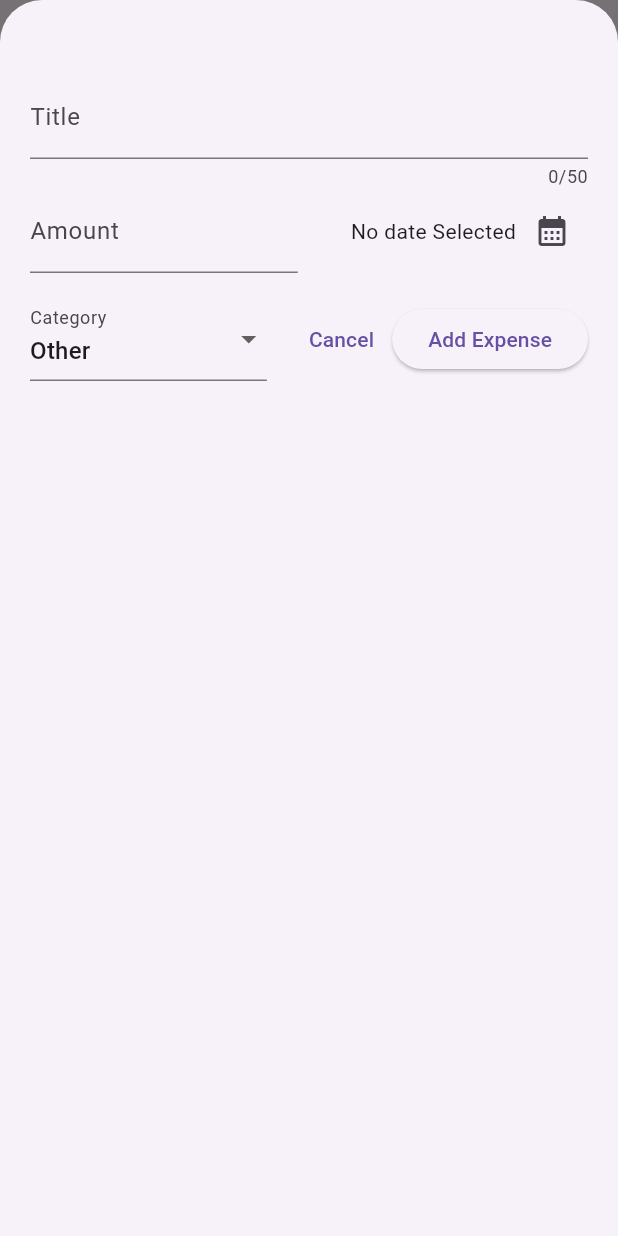
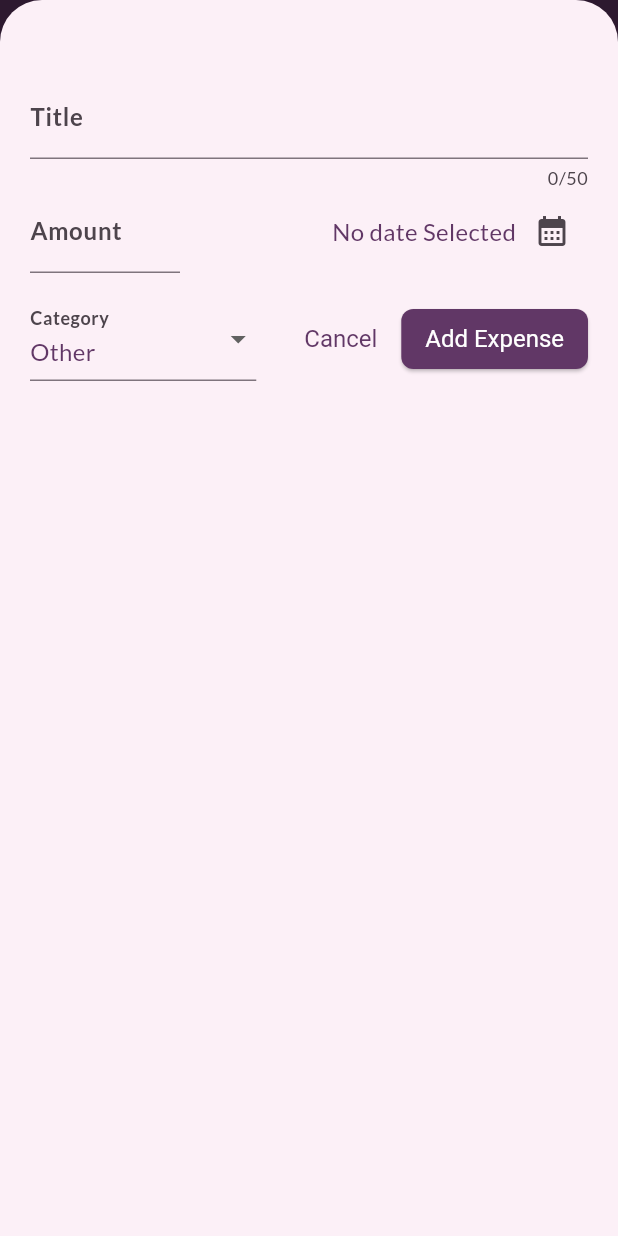
Before and after one commit to raphaelpinel/flutter-expense-tracker, a Flutter app: the screen it shows after launch, after a tap on the "add" icon, on a phone screen of 412 x 824 dp. Run offline on Flutter 3.47's test engine with Material 3 defaults, Android fonts, the phone set to English and light mode, and no system bars.

Commit message:
Add theme, fonts and dark mode

```diff
--- a/lib/main.dart
+++ b/lib/main.dart
@@ -2,10 +2,123 @@ import 'package:flutter/material.dart';
 
 import 'package:expense_tracker/widgets/expenses.dart';
 
+final kColorScheme = ColorScheme.fromSeed(
+  seedColor: Colors.purple,
+  secondary: Colors.amber,
+);
+
+final kDarkColorScheme = ColorScheme.fromSeed(
+  seedColor: const Color.fromARGB(255, 5, 99, 125),
+  secondary: Colors.amber,
+  brightness: Brightness.dark,
+);
+
 void main() {
   runApp(
-    const MaterialApp(
-      home: Expenses(),
+    MaterialApp(
+      darkTheme: ThemeData.dark().copyWith(
+        colorScheme: kDarkColorScheme,
+        appBarTheme: const AppBarTheme().copyWith(
+            // backgroundColor: kDarkColorScheme.onPrimaryContainer,
+            // foregroundColor: kDarkColorScheme.secondary,
+            ),
+        cardTheme: const CardTheme().copyWith(
+          color: kDarkColorScheme.onPrimary,
+          margin: const EdgeInsets.symmetric(horizontal: 16, vertical: 8),
+        ),
+        elevatedButtonTheme: ElevatedButtonThemeData(
+          style: ElevatedButton.styleFrom(
+            backgroundColor: kDarkColorScheme.primaryContainer,
+            foregroundColor: kDarkColorScheme.onPrimaryContainer,
+            textStyle: const TextStyle(fontSize: 16),
+            padding: const EdgeInsets.symmetric(vertical: 8, horizontal: 16),
+            shape: RoundedRectangleBorder(
+              borderRadius: BorderRadius.circular(8),
+            ),
+          ),
+        ),
+        textButtonTheme: TextButtonThemeData(
+          style: TextButton.styleFrom(
+            foregroundColor: kDarkColorScheme.onPrimaryContainer,
+            textStyle: const TextStyle(fontSize: 16),
+            padding: const EdgeInsets.symmetric(vertical: 8, horizontal: 16),
+            shape: RoundedRectangleBorder(
+              borderRadius: BorderRadius.circular(8),
+            ),
+          ),
+        ),
+        textTheme: ThemeData()
+            .textTheme
+            .copyWith(
+              titleLarge: const TextStyle(
+                fontSize: 24,
+                fontWeight: FontWeight.w500,
+              ),
+              titleMedium: TextStyle(
+                fontSize: 16,
+                fontWeight: FontWeight.w500,
+                color: kDarkColorScheme.secondary,
+              ),
+              bodyLarge: const TextStyle(
+                fontSize: 16,
+                fontWeight: FontWeight.bold,
+              ),
+              bodyMedium: const TextStyle(fontSize: 16),
+            )
+            .apply(
+                // displayColor: kDarkColorScheme.onPrimary,
+                fontFamily: 'Lato'),
+      ),
+      theme: ThemeData().copyWith(
+        colorScheme: kColorScheme,
+        appBarTheme: const AppBarTheme().copyWith(
+            backgroundColor: kColorScheme.onPrimaryContainer,
+            foregroundColor: kColorScheme.secondary),
+        cardTheme: const CardTheme().copyWith(
+          color: kColorScheme.secondary,
+          margin: const EdgeInsets.symmetric(horizontal: 16, vertical: 8),
+        ),
+        elevatedButtonTheme: ElevatedButtonThemeData(
+          style: ElevatedButton.styleFrom(
+            backgroundColor: kColorScheme.onPrimaryContainer,
+            foregroundColor: kColorScheme.onSecondary,
+            textStyle: const TextStyle(fontSize: 16),
+            padding: const EdgeInsets.symmetric(vertical: 8, horizontal: 16),
+            shape: RoundedRectangleBorder(
+              borderRadius: BorderRadius.circular(8),
+            ),
+          ),
+        ),
+        textButtonTheme: TextButtonThemeData(
+          style: TextButton.styleFrom(
+            foregroundColor: kColorScheme.onPrimaryContainer,
+            textStyle: const TextStyle(fontSize: 16),
+            padding: const EdgeInsets.symmetric(vertical: 8, horizontal: 16),
+            shape: RoundedRectangleBorder(
+              borderRadius: BorderRadius.circular(8),
+            ),
+          ),
+        ),
+        textTheme: ThemeData()
+            .textTheme
+            .copyWith(
+              titleLarge: const TextStyle(
+                fontSize: 24,
+                fontWeight: FontWeight.w500,
+              ),
+              bodyLarge: const TextStyle(
+                fontSize: 16,
+                fontWeight: FontWeight.bold,
+              ),
+              bodyMedium: const TextStyle(fontSize: 16),
+            )
+            .apply(
+                bodyColor: kColorScheme.onPrimaryContainer,
+                displayColor: kColorScheme.onPrimaryContainer,
+                fontFamily: 'Lato'),
+      ),
+      themeMode: ThemeMode.system,
+      home: const Expenses(),
     ),
   );
 }
--- a/lib/widgets/expenses_list/expense_item.dart
+++ b/lib/widgets/expenses_list/expense_item.dart
@@ -13,14 +13,15 @@ class ExpenseItem extends StatelessWidget {
   @override
   Widget build(BuildContext context) {
     return Card(
-      color: Colors.purple[400], // Set the background color to light purple
-      margin: const EdgeInsets.symmetric(vertical: 5, horizontal: 15),
+      // color: Colors.purple[400], // Set the background color to light purple
+      // margin: const EdgeInsets.symmetric(vertical: 5, horizontal: 15),
 
       child: Padding(
         padding: const EdgeInsets.symmetric(vertical: 16, horizontal: 20),
         child: Column(
+          crossAxisAlignment: CrossAxisAlignment.start,
           children: [
-            Text(expense.title),
+            Text(expense.title, style: Theme.of(context).textTheme.titleMedium),
             Row(
               children: [
                 Text(
@@ -29,7 +30,6 @@ class ExpenseItem extends StatelessWidget {
                 Icon(categoryIcons[expense.category]),
                 const SizedBox(width: 5),
                 Text(expense.formattedDate),
-                // Text(toBeginningOfSentenceCase(expense.category.name)),
               ],
             ),
           ],
--- a/lib/widgets/expenses_list/expenses_list.dart
+++ b/lib/widgets/expenses_list/expenses_list.dart
@@ -17,13 +17,16 @@ class ExpensesList extends StatelessWidget {
         return Dismissible(
           key: ValueKey(expenses[index]),
           direction: DismissDirection.endToStart,
-          background: Container(
-            color: Colors.red,
-            alignment: Alignment.centerRight,
-            padding: const EdgeInsets.only(right: 16.0),
-            child: const Icon(
-              Icons.delete,
-              color: Colors.white,
+          background: Padding(
+            padding: const EdgeInsets.all(8),
+            child: Container(
+              color: Theme.of(context).colorScheme.error,
+              alignment: Alignment.centerRight,
+              padding: const EdgeInsets.only(right: 16.0),
+              child: const Icon(
+                Icons.delete,
+                color: Colors.white,
+              ),
             ),
           ),
           onDismissed: (direction) {
--- a/lib/widgets/new_expense.dart
+++ b/lib/widgets/new_expense.dart
@@ -121,8 +121,10 @@ class _NewExpenseState extends State<NewExpense> {
             ),
             Row(
               children: [
-                Expanded(
+                SizedBox(
+                  width: 100,
                   child: TextFormField(
+
                     keyboardType: TextInputType.number,
                     controller: _amountController,
                     autovalidateMode: AutovalidateMode.onUserInteraction,
@@ -134,7 +136,7 @@ class _NewExpenseState extends State<NewExpense> {
                     validator: _validateAmount,
                   ),
                 ),
-                const SizedBox(width: 15),
+                const SizedBox(width: 10),
                 Expanded(
                   child: Row(
                     mainAxisAlignment: MainAxisAlignment.end,
@@ -170,6 +172,7 @@ class _NewExpenseState extends State<NewExpense> {
                 Expanded(
                   child: DropdownButtonFormField<CategoryType>(
                     value: _selectedCategory,
+                    style: Theme.of(context).textTheme.bodyMedium,
                     onChanged: (newValue) {
                       if (newValue == null) {
                         return;
```
Also changed, not shown: assets/fonts/Lato/OFL.txt (added, +93 -0 lines), pubspec.yaml (+28 -6 lines), assets/fonts/Lato/Lato-Black.ttf (added), assets/fonts/Lato/Lato-BlackItalic.ttf (added), assets/fonts/Lato/Lato-Bold.ttf (added), assets/fonts/Lato/Lato-BoldItalic.ttf (added), assets/fonts/Lato/Lato-Italic.ttf (added), assets/fonts/Lato/Lato-Light.ttf (added), assets/fonts/Lato/Lato-LightItalic.ttf (added), assets/fonts/Lato/Lato-Regular.ttf (added), assets/fonts/Lato/Lato-Thin.ttf (added), assets/fonts/Lato/Lato-ThinItalic.ttf (added).
